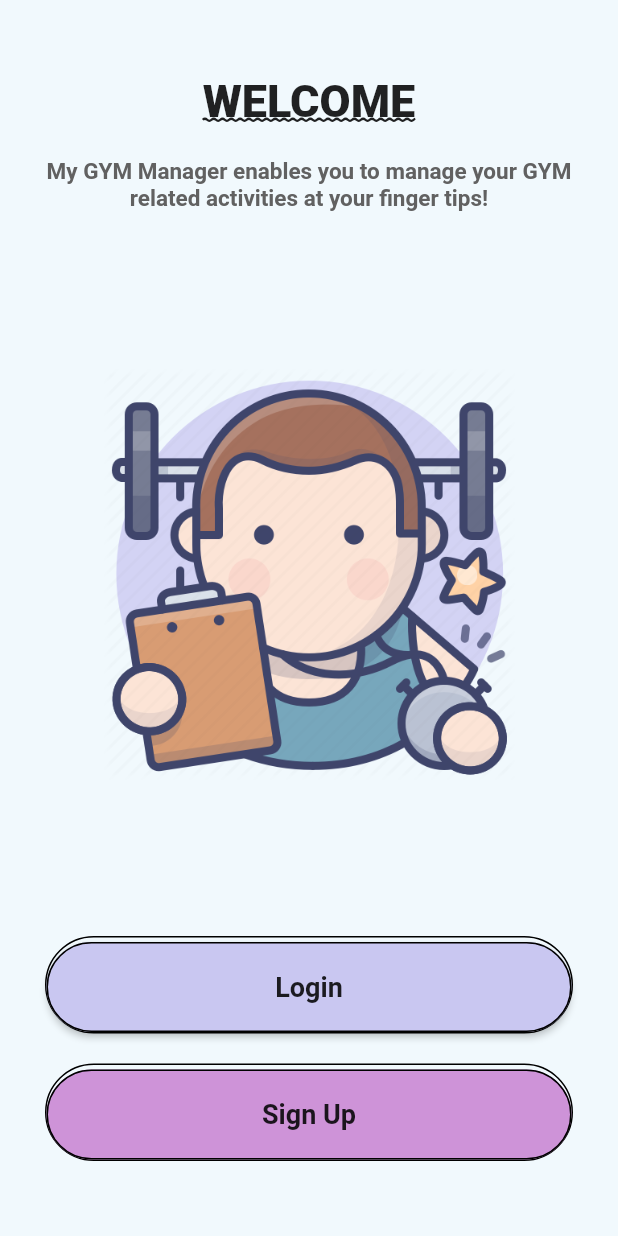
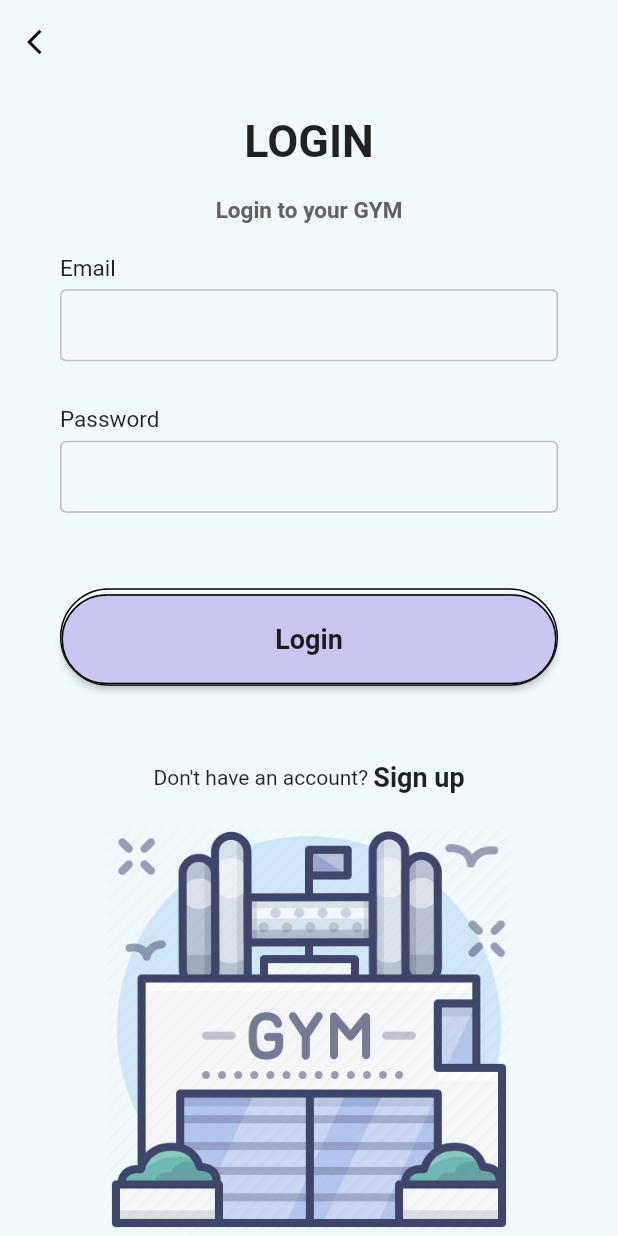
Before and after one commit to risdatamamal/Gym-Management-System, a Flutter app: the screen it shows after launch, on a phone screen of 412 x 824 dp. Run offline on Flutter 3.47's test engine with Material 2 defaults, Android fonts, the phone set to English and light mode, and no system bars; Roboto replaces fonts that are missing (OpenSans-Regular).

Commit message:
Login Page Created
No functionality. Just the UI

```diff
--- a/lib/main.dart
+++ b/lib/main.dart
@@ -1,5 +1,5 @@
 import 'package:flutter/material.dart';
-import 'package:my_gym_manager/screens/welcome_page.dart';
+import 'package:my_gym_manager/screens/login_page.dart';
 
 void main() {
   runApp(
@@ -9,7 +9,7 @@ void main() {
         fontFamily: 'OpenSans-Regular',
         scaffoldBackgroundColor: const Color(0xFFF1F9FD),
       ),
-      home: WelcomePage(),
+      home: LoginPage(),
     ),
   );
 }
--- /dev/null
+++ b/lib/screens/login_page.dart
@@ -0,0 +1,193 @@
+import 'package:flutter/material.dart';
+
+class LoginPage extends StatelessWidget {
+  @override
+  Widget build(BuildContext context) {
+    return Scaffold(
+      resizeToAvoidBottomInset: false,
+      appBar: AppBar(
+        elevation: 0,
+        brightness: Brightness.light,
+        backgroundColor: Color(0xFFF1F9FD),
+        leading: IconButton(
+          icon: Icon(
+            Icons.arrow_back_ios,
+            size: 20.0,
+            color: Colors.black,
+          ),
+          onPressed: () {
+            Navigator.pop(context);
+          },
+        ),
+      ),
+      body: SafeArea(
+        child: Container(
+          height: MediaQuery.of(context).size.height,
+          width: double.infinity,
+          child: Column(
+            mainAxisAlignment: MainAxisAlignment.spaceBetween,
+            children: [
+              Expanded(
+                child: Column(
+                  mainAxisAlignment: MainAxisAlignment.spaceEvenly,
+                  children: [
+                    Column(
+                      children: [
+                        Text(
+                          'LOGIN',
+                          style: TextStyle(
+                            fontSize: 30.0,
+                            fontWeight: FontWeight.bold,
+                          ),
+                        ),
+                        SizedBox(
+                          height: 20.0,
+                        ),
+                        Text(
+                          'Login to your GYM',
+                          style: TextStyle(
+                            color: Colors.grey[700],
+                            fontSize: 15.0,
+                            fontWeight: FontWeight.w700,
+                          ),
+                        ),
+                      ],
+                    ),
+                    Padding(
+                      padding: EdgeInsets.symmetric(horizontal: 40.0),
+                      child: Column(
+                        children: [
+                          makeInput(
+                            lable: 'Email',
+                          ),
+                          makeInput(
+                            lable: 'Password',
+                            obscureText: true,
+                          ),
+                        ],
+                      ),
+                    ),
+                    Padding(
+                      padding: EdgeInsets.symmetric(
+                        horizontal: 40.0,
+                      ),
+                      child: Container(
+                        padding: EdgeInsets.only(
+                          top: 3.0,
+                        ),
+                        decoration: BoxDecoration(
+                          borderRadius: BorderRadius.circular(50.0),
+                          border: Border(
+                            bottom: BorderSide(
+                              color: Colors.black,
+                            ),
+                            top: BorderSide(
+                              color: Colors.black,
+                            ),
+                            left: BorderSide(
+                              color: Colors.black,
+                            ),
+                            right: BorderSide(
+                              color: Colors.black,
+                            ),
+                          ),
+                        ),
+                        child: MaterialButton(
+                          minWidth: double.infinity,
+                          height: 60.0,
+                          onPressed: () {},
+                          color: Color(0xFFC9C7F1),
+                          shape: RoundedRectangleBorder(
+                              side: BorderSide(
+                                color: Colors.black,
+                              ),
+                              borderRadius: BorderRadius.circular(50.0)),
+                          child: Text(
+                            'Login',
+                            style: TextStyle(
+                              fontWeight: FontWeight.w600,
+                              fontSize: 18.0,
+                            ),
+                          ),
+                        ),
+                      ),
+                    ),
+                    SizedBox(
+                      height: 10.0,
+                    ),
+                    Row(
+                      mainAxisAlignment: MainAxisAlignment.center,
+                      children: [
+                        Text(
+                          'Don\'t have an account? ',
+                        ),
+                        Text(
+                          'Sign up',
+                          style: TextStyle(
+                            fontWeight: FontWeight.w600,
+                            fontSize: 18.0,
+                          ),
+                        )
+                      ],
+                    ),
+                  ],
+                ),
+              ),
+              Container(
+                height: MediaQuery.of(context).size.height / 3,
+                decoration: BoxDecoration(
+                  image: DecorationImage(
+                    image: AssetImage(
+                        'assets/images/gym_club_fitness_center-512.png'),
+                    fit: BoxFit.fitHeight,
+                  ),
+                ),
+              ),
+            ],
+          ),
+        ),
+      ),
+    );
+  }
+
+  Widget makeInput({lable, obscureText = false}) {
+    return Column(
+      crossAxisAlignment: CrossAxisAlignment.start,
+      children: [
+        Text(
+          lable,
+          style: TextStyle(
+            fontSize: 15.0,
+            fontWeight: FontWeight.w400,
+            color: Colors.black87,
+          ),
+        ),
+        SizedBox(
+          height: 5.0,
+        ),
+        TextField(
+          obscureText: obscureText,
+          decoration: InputDecoration(
+            contentPadding: EdgeInsets.symmetric(
+              vertical: 0.0,
+              horizontal: 10.0,
+            ),
+            enabledBorder: OutlineInputBorder(
+              borderSide: BorderSide(
+                color: Colors.grey[400],
+              ),
+            ),
+            border: OutlineInputBorder(
+              borderSide: BorderSide(
+                color: Colors.grey[400],
+              ),
+            ),
+          ),
+        ),
+        SizedBox(
+          height: 30.0,
+        ),
+      ],
+    );
+  }
+}
```
Also changed, not shown: assets/images/gym_club_fitness_center-512.png (added).
